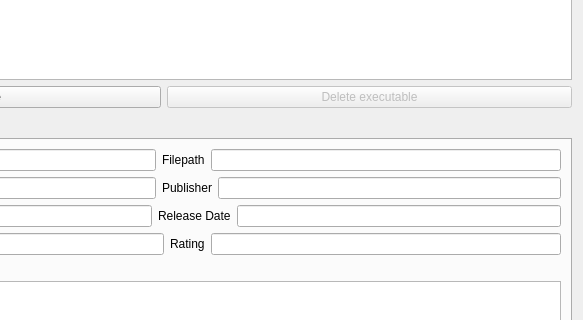
The window that res/executable.ui (remeh/mehstation-config) describes before a commit, drawn with Qt 5; both pictures show x 255 to 838 and y 132 to 452 of the 838 by 647 pixel window.
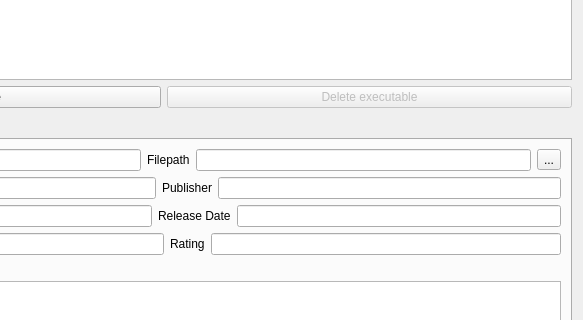
The same window after the commit.

Commit message: File dialog for executables filepath.

Diff of the .ui file:
```diff
--- a/res/executable.ui
+++ b/res/executable.ui
@@ -88,6 +88,13 @@
          <item>
           <widget class="QLineEdit" name="editFilepath"/>
          </item>
+         <item>
+          <widget class="QToolButton" name="filepathTool">
+           <property name="text">
+            <string>...</string>
+           </property>
+          </widget>
+         </item>
         </layout>
        </item>
        <item>
```
The commit also changes 2 other files.
